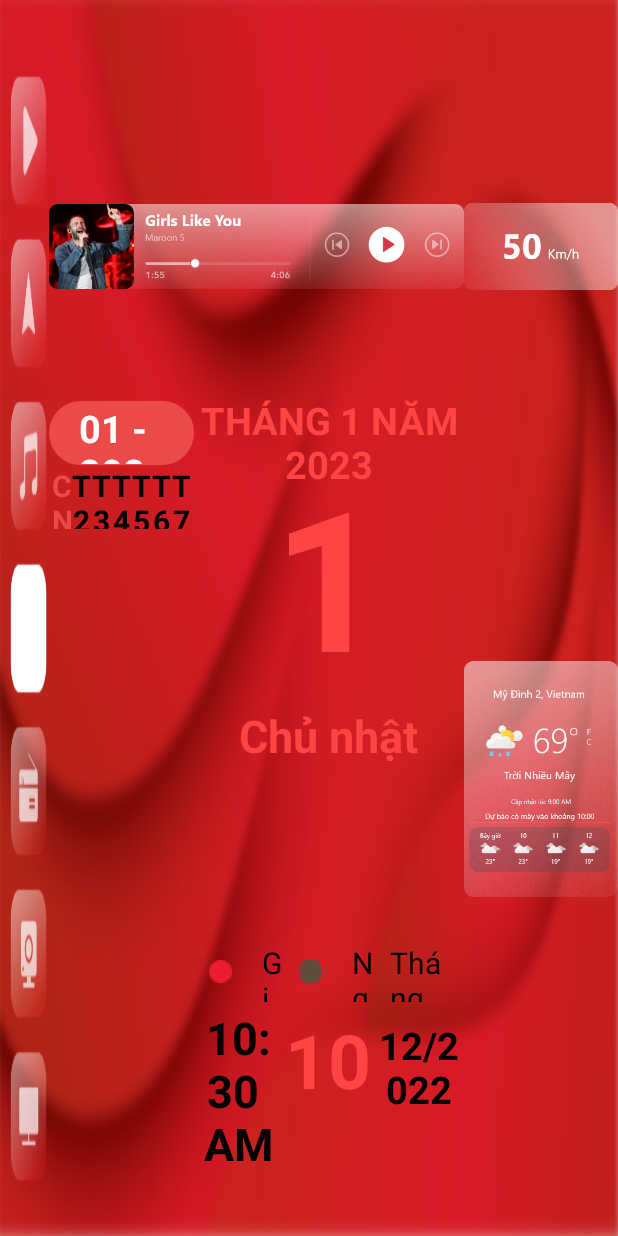
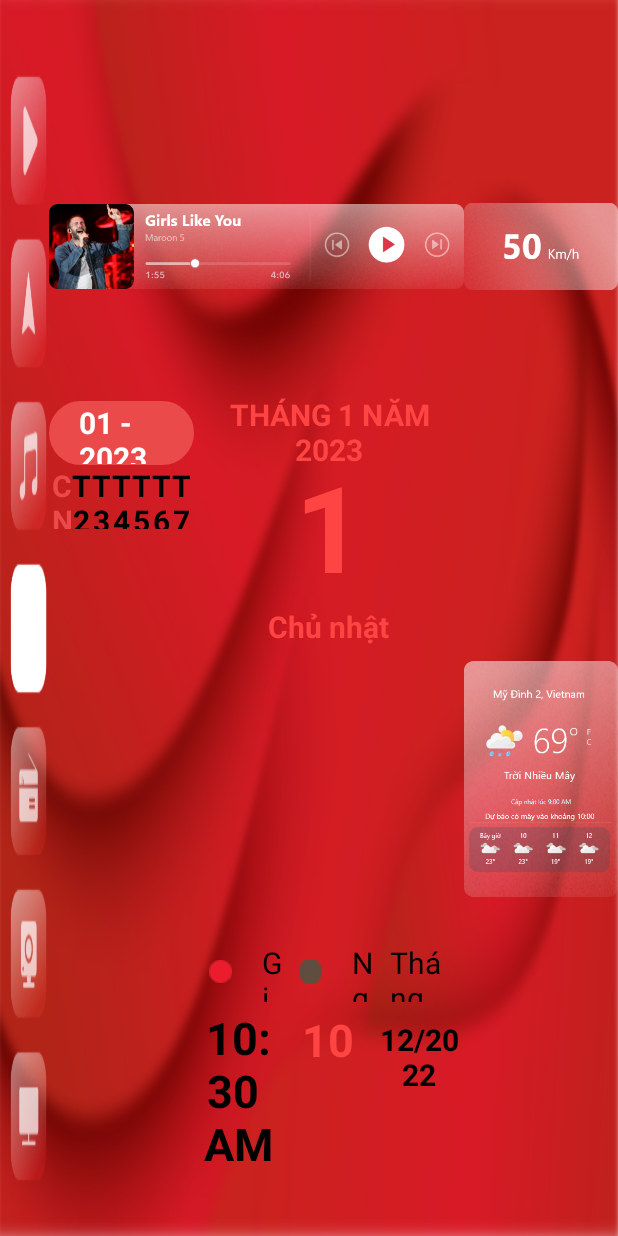
Before and after one commit to anhhv29/lunar-calendar, an Android app: the layout activity_main.xml on its own in the app's theme, with its tools: preview values and no code run, on a phone screen of 412 x 824 dp. Run offline under Robolectric (Android 15) with nearby library versions, the phone set to English and light mode, and no system bars; network calls fail.

Commit message:
Update UI

```diff
--- a/app/src/main/res/layout/calender_layout.xml
+++ b/app/src/main/res/layout/calender_layout.xml
@@ -38,7 +38,7 @@
                     android:background="@drawable/buttontitle"
                     android:text="01 - 2023"
                     android:textColor="@android:color/white"
-                    android:textSize="25dp"
+                    android:textSize="20dp"
                     android:textStyle="bold" />
             </RelativeLayout>
 
@@ -183,7 +183,7 @@
                         android:textAlignment="center"
                         android:textAllCaps="true"
                         android:textColor="@android:color/holo_red_light"
-                        android:textSize="25dp"
+                        android:textSize="20dp"
                         android:textStyle="normal|bold" />
 
                     <TextView
@@ -197,7 +197,7 @@
                         android:textAlignment="center"
                         android:textAllCaps="true"
                         android:textColor="@android:color/holo_red_light"
-                        android:textSize="130dp"
+                        android:textSize="80dp"
                         android:textStyle="normal|bold" />
 
                     <TextView
@@ -210,7 +210,7 @@
                         android:text="Chủ nhật"
                         android:textAlignment="center"
                         android:textColor="@android:color/holo_red_light"
-                        android:textSize="30dp"
+                        android:textSize="20dp"
                         android:textStyle="bold" />
 
                     <TextView
@@ -353,7 +353,7 @@
                                 android:textAlignment="center"
                                 android:textAllCaps="true"
                                 android:textColor="@android:color/holo_red_light"
-                                android:textSize="50dp"
+                                android:textSize="30dp"
                                 android:textStyle="normal|bold" />
 
                         </RelativeLayout>
@@ -399,7 +399,7 @@
                                 android:textAlignment="center"
                                 android:textAllCaps="true"
                                 android:textColor="@android:color/black"
-                                android:textSize="25dp"
+                                android:textSize="20dp"
                                 android:textStyle="normal|bold" />
                         </RelativeLayout>
                     </LinearLayout>
```
Also changed, not shown: app/src/main/java/vn/gotech/lunar_calendar/MainActivity.java (+32 -0 lines).
